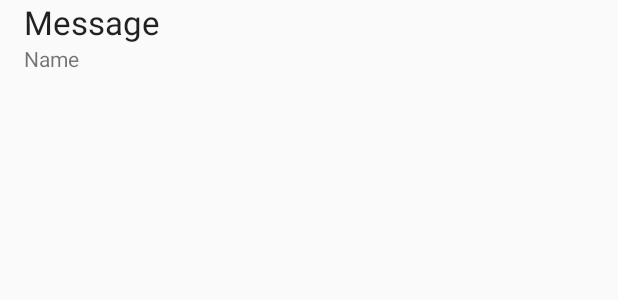
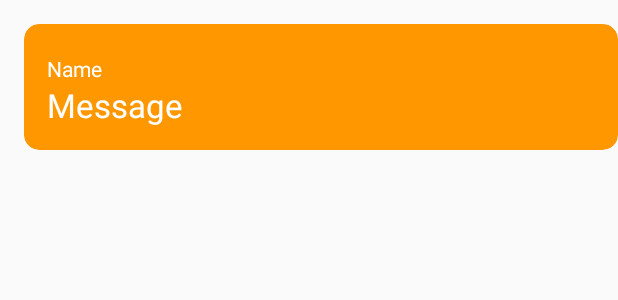
Before and after one commit to hmz-ak/Chat-Application, an Android app: the layout item_message.xml on its own in the app's theme, with its tools: preview values and no code run, on a phone screen of 412 x 824 dp. Shown: the top 300 px of the screen. Run offline under Robolectric (Android 15) with nearby library versions, the phone set to English and light mode, and no system bars.

```diff
--- a/app/src/main/res/layout/activity_main.xml
+++ b/app/src/main/res/layout/activity_main.xml
@@ -18,7 +18,7 @@
         android:stackFromBottom="true"
         android:divider="@android:color/transparent"
         android:transcriptMode="alwaysScroll"
-        tools:listitem="@layout/item_message"/>
+        tools:listitem="@layout/item_message" />
 
     <LinearLayout
         android:id="@+id/linearLayout"
--- a/app/src/main/res/layout/item_message.xml
+++ b/app/src/main/res/layout/item_message.xml
@@ -3,15 +3,43 @@
     xmlns:tools="http://schemas.android.com/tools"
     android:layout_width="match_parent"
     android:layout_height="wrap_content"
+    xmlns:app="http://schemas.android.com/apk/res-auto"
     android:layout_marginLeft="@dimen/activity_horizontal_margin"
-              android:layout_marginStart="@dimen/activity_horizontal_margin"
     android:orientation="vertical">
+
+    <androidx.cardview.widget.CardView
+        android:layout_width="match_parent"
+        android:layout_height="match_parent"
+        android:layout_marginTop="16dp"
+        android:layout_marginBottom="16dp"
+        app:cardBackgroundColor="#FF9800"
+        app:cardCornerRadius="10dp">
+
+        <LinearLayout
+            android:layout_width="match_parent"
+            android:layout_height="match_parent"
+            android:layout_marginTop="20dp"
+            android:orientation="vertical"
+            android:paddingLeft="15dp"
+            android:paddingRight="15dp"
+            android:paddingBottom="15dp">
 
             <ImageView
                 android:id="@+id/photoImageView"
                 android:layout_width="match_parent"
                 android:layout_height="wrap_content"
+
                 android:adjustViewBounds="true" />
+
+            <TextView
+                android:id="@+id/nameTextView"
+                android:layout_width="wrap_content"
+                android:layout_height="wrap_content"
+                android:layout_weight="0"
+                android:textAppearance="?android:attr/textAppearanceSmall"
+                android:textColor="#FFFFFF"
+                android:textFontWeight="10"
+                tools:text="Name" />
 
             <TextView
                 android:id="@+id/messageTextView"
@@ -19,14 +47,10 @@
                 android:layout_height="wrap_content"
                 android:layout_weight="0"
                 android:textAppearance="?android:attr/textAppearanceLarge"
+                android:textColor="#FFFFFF"
                 tools:text="Message" />
+        </LinearLayout>
+    </androidx.cardview.widget.CardView>
 
-    <TextView
-        android:id="@+id/nameTextView"
-        android:layout_width="wrap_content"
-        android:layout_height="wrap_content"
-        android:layout_weight="0"
-        android:textAppearance="?android:attr/textAppearanceSmall"
-        tools:text="Name" />
 
 </LinearLayout>
```
Also changed, not shown: app/src/main/java/com/google/firebase/udacity/friendlychat/MainActivity.java (+21 -1 lines). Lines whose indentation alone changed are shown as unchanged.
